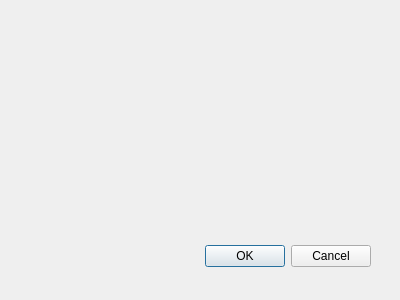
Old version of the form userdataexchangedialog.ui in the repository Skycoder42/QtMvvmDatasyncWidgets.
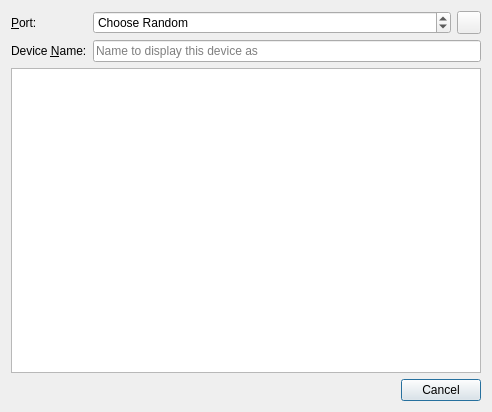
New version of the form. Icons and pictures are not drawn.

What changed in the file:
```diff
--- a/userdataexchangedialog.ui
+++ b/userdataexchangedialog.ui
@@ -8,29 +8,109 @@
    <rect>
     <x>0</x>
     <y>0</y>
-    <width>400</width>
-    <height>300</height>
+    <width>492</width>
+    <height>412</height>
    </rect>
   </property>
   <property name="windowTitle">
    <string>Dialog</string>
   </property>
-  <widget class="QDialogButtonBox" name="buttonBox">
-   <property name="geometry">
-    <rect>
-     <x>30</x>
-     <y>240</y>
-     <width>341</width>
-     <height>32</height>
-    </rect>
-   </property>
-   <property name="orientation">
-    <enum>Qt::Horizontal</enum>
-   </property>
-   <property name="standardButtons">
-    <set>QDialogButtonBox::Cancel|QDialogButtonBox::Ok</set>
-   </property>
-  </widget>
+  <layout class="QVBoxLayout" name="verticalLayout">
+   <item>
+    <layout class="QFormLayout" name="formLayout">
+     <item row="0" column="0">
+      <widget class="QLabel" name="portLabel">
+       <property name="text">
+        <string>&amp;Port:</string>
+       </property>
+       <property name="buddy">
+        <cstring>portSpinBox</cstring>
+       </property>
+      </widget>
+     </item>
+     <item row="1" column="0">
+      <widget class="QLabel" name="deviceNameLabel">
+       <property name="text">
+        <string>Device &amp;Name:</string>
+       </property>
+       <property name="buddy">
+        <cstring>deviceNameLineEdit</cstring>
+       </property>
+      </widget>
+     </item>
+     <item row="1" column="1">
+      <widget class="QLineEdit" name="deviceNameLineEdit">
+       <property name="placeholderText">
+        <string>Name to display this device as</string>
+       </property>
+      </widget>
+     </item>
+     <item row="0" column="1">
+      <layout class="QHBoxLayout" name="horizontalLayout">
+       <item>
+        <widget class="QSpinBox" name="portSpinBox">
+         <property name="wrapping">
+          <bool>true</bool>
+         </property>
+         <property name="specialValueText">
+          <string>Choose Random</string>
+         </property>
+         <property name="accelerated">
+          <bool>true</bool>
+         </property>
+         <property name="maximum">
+          <number>65535</number>
+         </property>
+        </widget>
+       </item>
+       <item>
+        <widget class="QToolButton" name="applyButton">
+         <property name="icon">
+          <iconset theme="gtk-apply">
+           <normaloff>.</normaloff>.</iconset>
+         </property>
+        </widget>
+       </item>
+      </layout>
+     </item>
+    </layout>
+   </item>
+   <item>
+    <widget class="QTreeView" name="treeView">
+     <property name="editTriggers">
+      <set>QAbstractItemView::NoEditTriggers</set>
+     </property>
+     <property name="tabKeyNavigation">
+      <bool>true</bool>
+     </property>
+     <property name="alternatingRowColors">
+      <bool>true</bool>
+     </property>
+     <property name="rootIsDecorated">
+      <bool>false</bool>
+     </property>
+     <property name="itemsExpandable">
+      <bool>false</bool>
+     </property>
+     <property name="animated">
+      <bool>true</bool>
+     </property>
+     <property name="expandsOnDoubleClick">
+      <bool>false</bool>
+     </property>
+    </widget>
+   </item>
+   <item>
+    <widget class="QDialogButtonBox" name="buttonBox">
+     <property name="orientation">
+      <enum>Qt::Horizontal</enum>
+     </property>
+     <property name="standardButtons">
+      <set>QDialogButtonBox::Cancel</set>
+     </property>
+    </widget>
+   </item>
+  </layout>
  </widget>
  <pixmapfunction/>
  <resources/>
```
Left out of the diff: 5 changed lines with no effect on the pictures.
